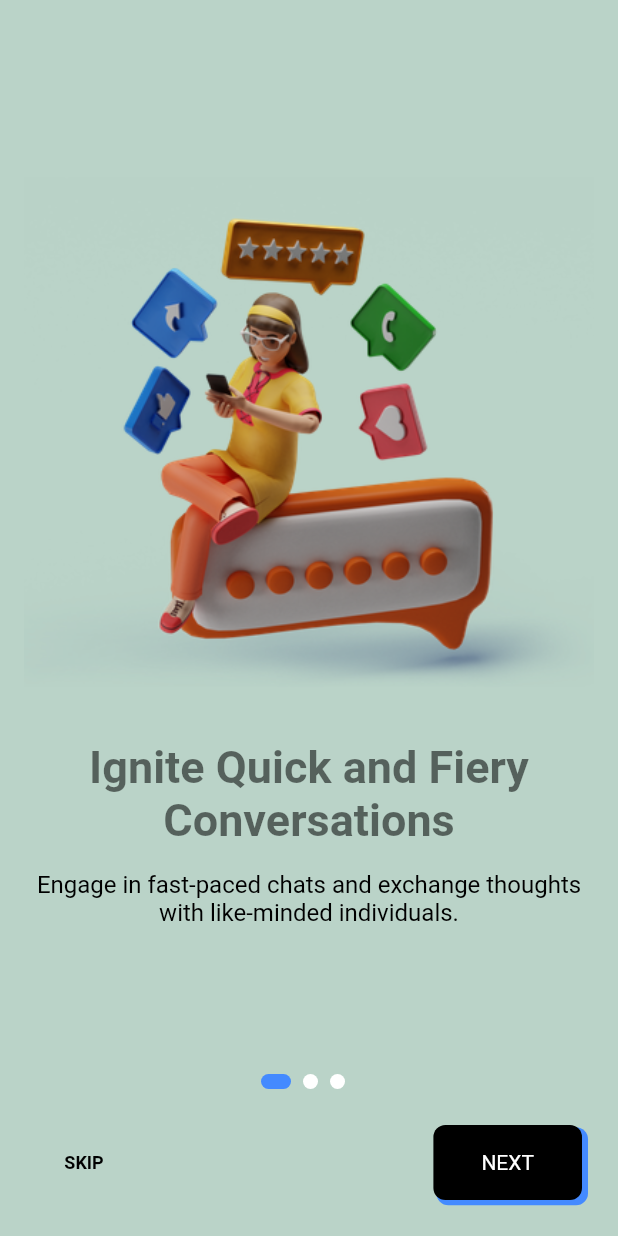
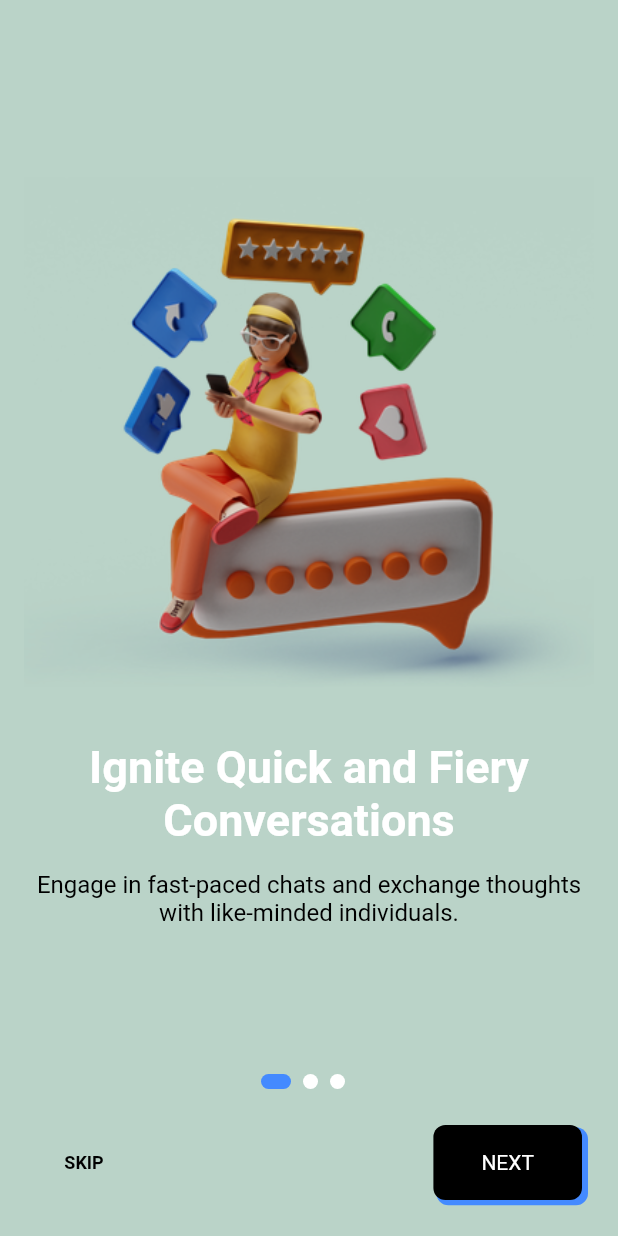
Before and after one commit to ashok-kumar-9/k12-chat-app, a Flutter app: the screen it shows after launch, on a phone screen of 412 x 824 dp. Run offline on Flutter 3.47's test engine with Material 2 defaults, Android fonts, the phone set to English and light mode, and no system bars; our stand-ins replace animated_text_kit, cloud_firestore, firebase_auth, firebase_core, fluttertoast, modal_progress_hud_nsn and 1 more; accounts and stored records are empty.

Commit message:
few ui changes

```diff
--- a/lib/main.dart
+++ b/lib/main.dart
@@ -25,9 +25,6 @@ class FlashChat extends StatelessWidget {
       debugShowCheckedModeBanner: false,
       theme: ThemeData.dark().copyWith(
         textTheme: const TextTheme(
-          bodyLarge: TextStyle(color: Colors.black54),
-          bodyMedium: TextStyle(color: Colors.black54),
-          bodySmall: TextStyle(color: Colors.black54),
         ),
       ),
       initialRoute: "splash",
--- a/lib/screens/group_chat_screen.dart
+++ b/lib/screens/group_chat_screen.dart
@@ -30,7 +30,6 @@ class _GroupChatScreenState extends State<GroupChatScreen> {
       var user = _auth.currentUser;
       if (user != null) {
         loggedInUser = user;
-        //print(loggedInUser!.email);
       }
     } catch (e) {
       debugPrint("e");
```
Also changed, not shown: lib/screens/login_screen.dart (+10 -22 lines), lib/screens/registration_screen.dart (+9 -4 lines).
